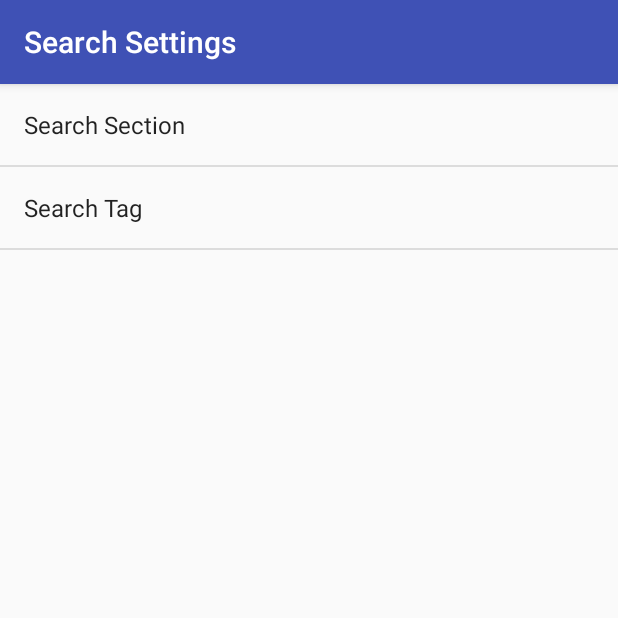
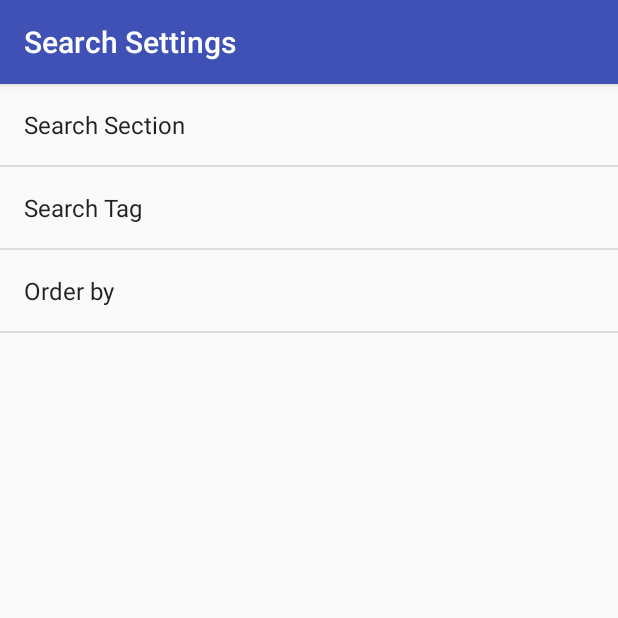
Before and after one commit to erikbenton/news-feed, an Android app: the screen it shows after launch (SettingsActivity), after a tap on "Settings", on a phone screen of 412 x 824 dp, the top half of it. Run offline under Robolectric (Android 15) with nearby library versions, the phone set to English and light mode, and no system bars; 1 statement that could not run was skipped.

Commit message:
can now order search by newest, oldest, relevance, none

```diff
--- a/app/src/main/java/com/example/android/newsfeed/NewsActivity.java
+++ b/app/src/main/java/com/example/android/newsfeed/NewsActivity.java
@@ -205,6 +205,13 @@ public class NewsActivity extends AppCompatActivity implements LoaderCallbacks<L
                         getString(R.string.settings_tag_default)
                 );
 
+        // Get the order by preference
+        String orderBy = sharedPrefs.getString
+                (
+                    getString(R.string.settings_order_by_key),
+                    getString(R.string.settings_order_by_default)
+                );
+
         // Build URI to search with
         //Create base URI
         Uri baseUri = Uri.parse(NEWS_URL);
@@ -225,6 +232,12 @@ public class NewsActivity extends AppCompatActivity implements LoaderCallbacks<L
             searchTag = TextUtils.join("/", searchTag.trim().split("/"));
             // Add that to the query
             uriBuilder.appendQueryParameter("tag", searchTag.trim());
+        }
+
+        if(!orderBy.equals("none"))
+        {
+            // Add that to the query
+            uriBuilder.appendQueryParameter("order-by", orderBy);
         }
 
         // Get query
--- /dev/null
+++ b/app/src/main/res/values/arrays.xml
@@ -0,0 +1,16 @@
+<?xml version="1.0" encoding="utf-8"?>
+<resources>
+    <string-array name="settings_order_by_labels">
+        <item>@string/settings_order_by_newest_label</item>
+        <item>@string/settings_order_by_oldest_label</item>
+        <item>@string/settings_order_by_relevance_label</item>
+        <item>@string/settings_order_by_none_label</item>
+    </string-array>
+
+    <string-array name="settings_order_by_values">
+        <item>@string/settings_order_by_newest_value</item>
+        <item>@string/settings_order_by_oldest_value</item>
+        <item>@string/settings_order_by_relevance_value</item>
+        <item>@string/settings_order_by_none_value</item>
+    </string-array>
+</resources>
--- a/app/src/main/res/values/strings.xml
+++ b/app/src/main/res/values/strings.xml
@@ -17,4 +17,18 @@
     <string name="settings_tag_label">Search Tag</string>
     <string name="settings_tag_key" translatable="false">tag_pref</string>
     <string name="settings_tag_default" translatable="false"></string>
+
+    <!-- Settings for Order By -->
+    <string name="settings_order_by_label">Order by</string>
+    <string name="settings_order_by_key" translatable="false">order_by</string>
+    <string name="settings_order_by_default" translatable="false">@string/settings_order_by_none_value</string>
+    <string name="settings_order_by_newest_label">Newest</string>
+    <string name="settings_order_by_newest_value" translatable="false">newest</string>
+    <string name="settings_order_by_oldest_label">Oldest</string>
+    <string name="settings_order_by_oldest_value" translatable="false">oldest</string>
+    <string name="settings_order_by_relevance_label">Relevance</string>
+    <string name="settings_order_by_relevance_value" translatable="false">relevance</string>
+    <string name="settings_order_by_none_label">None</string>
+    <string name="settings_order_by_none_value" translatable="false">none</string>
+
 </resources>
--- a/app/src/main/res/xml/settings_main.xml
+++ b/app/src/main/res/xml/settings_main.xml
@@ -17,4 +17,11 @@
         android:selectAllOnFocus="true"
         android:title="@string/settings_tag_label"/>
 
+    <ListPreference
+        android:defaultValue="@string/settings_order_by_default"
+        android:entries="@array/settings_order_by_labels"
+        android:entryValues="@array/settings_order_by_values"
+        android:key="@string/settings_order_by_key"
+        android:title="@string/settings_order_by_label"/>
+
 </PreferenceScreen>
```
